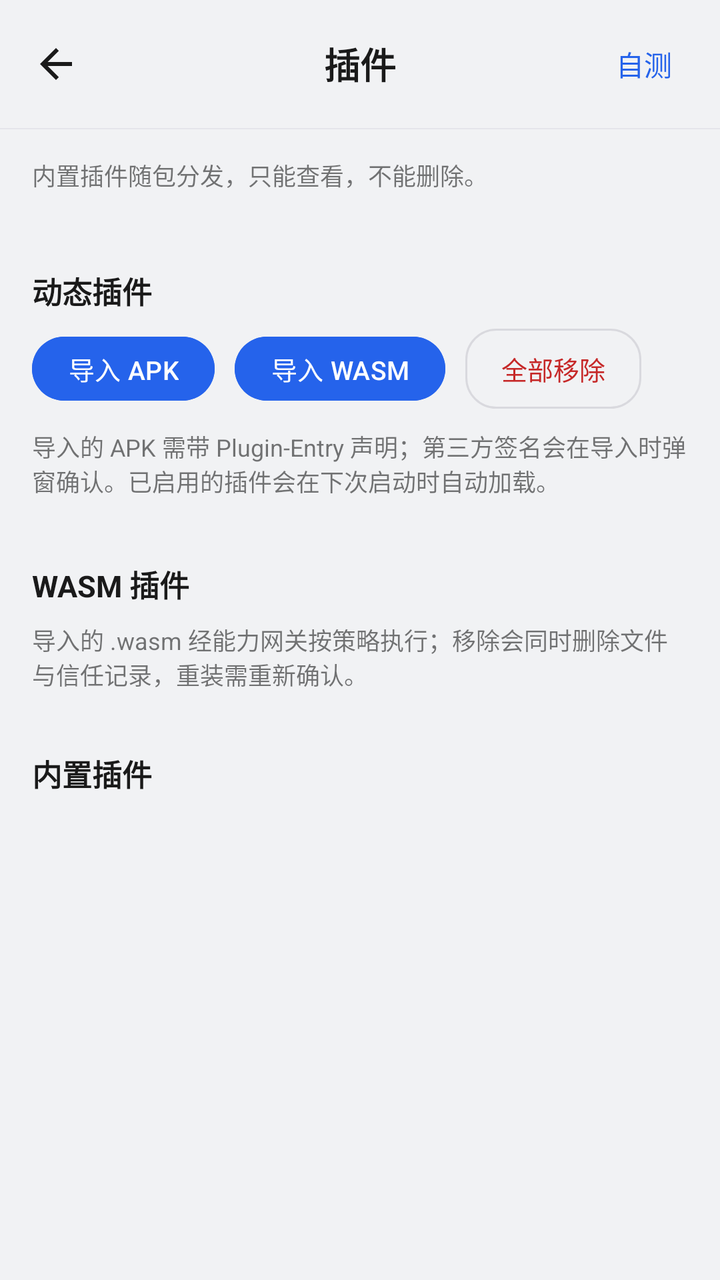
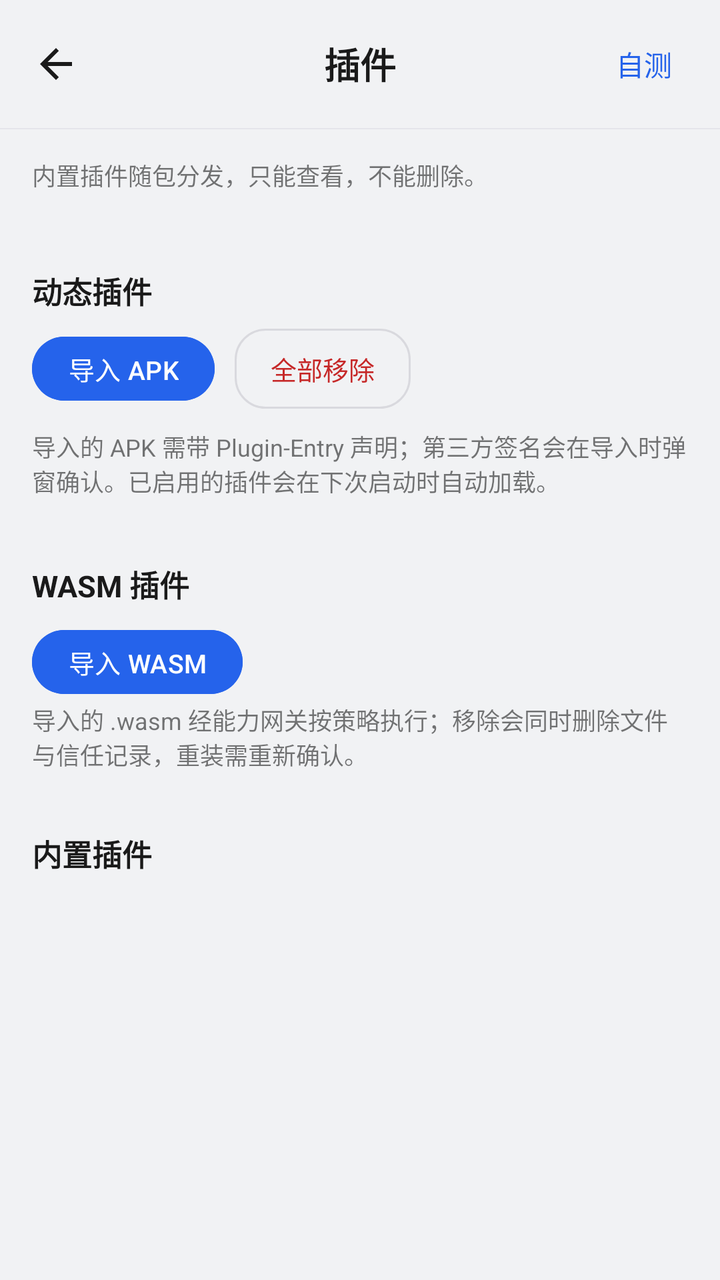

Compare the two renders of this Android layout. The source of the first and the diff that turns it into the second are given below.
<!-- AndroidManifest.xml: application theme Theme.NyralLite -->
<!-- res/layout/activity_plugins.xml -->
<?xml version="1.0" encoding="utf-8"?>
<LinearLayout xmlns:android="http://schemas.android.com/apk/res/android"
    xmlns:app="http://schemas.android.com/apk/res-auto"
    android:id="@+id/root"
    android:layout_width="match_parent"
    android:layout_height="match_parent"
    android:orientation="vertical"
    android:background="@color/bg">

    
    <FrameLayout
        android:layout_width="match_parent"
        android:layout_height="?attr/actionBarSize"
        android:background="@color/bg">

        <ImageView
            android:id="@+id/btn_back"
            android:layout_width="40dp"
            android:layout_height="40dp"
            android:layout_gravity="start|center_vertical"
            android:layout_marginStart="8dp"
            android:padding="8dp"
            android:background="?attr/selectableItemBackgroundBorderless"
            android:contentDescription="@string/back"
            android:src="@drawable/ic_back" />

        <TextView
            android:id="@+id/plugins_title_text"
            android:layout_width="wrap_content"
            android:layout_height="wrap_content"
            android:layout_gravity="center"
            android:text="@string/plugins_title"
            android:textColor="@color/ai_text"
            android:textSize="18sp"
            android:textStyle="bold" />

        <TextView
            android:id="@+id/btn_tool_test"
            android:layout_width="wrap_content"
            android:layout_height="40dp"
            android:layout_gravity="end|center_vertical"
            android:layout_marginEnd="12dp"
            android:background="?attr/selectableItemBackground"
            android:gravity="center"
            android:paddingHorizontal="12dp"
            android:text="@string/tool_test_entry"
            android:textColor="@color/brand"
            android:textSize="14sp" />
    </FrameLayout>

    <View
        android:layout_width="match_parent"
        android:layout_height="0.5dp"
        android:background="@color/divider" />

    <ScrollView
        android:layout_width="match_parent"
        android:layout_height="0dp"
        android:layout_weight="1"
        android:fillViewport="true">

        <LinearLayout
            android:layout_width="match_parent"
            android:layout_height="wrap_content"
            android:orientation="vertical"
            android:paddingStart="16dp"
            android:paddingTop="14dp"
            android:paddingEnd="16dp"
            android:paddingBottom="28dp">

            <TextView
                android:layout_width="match_parent"
                android:layout_height="wrap_content"
                android:layout_marginBottom="16dp"
                android:alpha="0.6"
                android:text="@string/plugins_hint"
                android:textColor="@color/ai_text"
                android:textSize="12sp" />

            
            <TextView
                android:layout_width="wrap_content"
                android:layout_height="wrap_content"
                android:layout_marginTop="22dp"
                android:layout_marginBottom="8dp"
                android:text="@string/plugins_section_dynamic"
                android:textColor="@color/ai_text"
                android:textSize="15sp"
                android:textStyle="bold" />

            <LinearLayout
                android:layout_width="match_parent"
                android:layout_height="wrap_content"
                android:gravity="center_vertical"
                android:orientation="horizontal">

                <Button
                    android:id="@+id/btn_import_apk"
                    android:layout_width="wrap_content"
                    android:layout_height="40dp"
                    android:minWidth="0dp"
                    app:cornerRadius="20dp"
                    android:paddingHorizontal="18dp"
                    android:text="导入 APK"
                    android:textColor="@color/user_text"
                    android:textSize="13sp"
                    android:backgroundTint="@color/brand" />

                <Button
                    android:id="@+id/btn_import_wasm"
                    android:layout_width="wrap_content"
                    android:layout_height="40dp"
                    android:layout_marginStart="10dp"
                    android:minWidth="0dp"
                    app:cornerRadius="20dp"
                    android:paddingHorizontal="18dp"
                    android:text="导入 WASM"
                    android:textColor="@color/user_text"
                    android:textSize="13sp"
                    android:backgroundTint="@color/brand" />

                <TextView
                    android:id="@+id/btn_unload_all"
                    android:layout_width="wrap_content"
                    android:layout_height="40dp"
                    android:layout_marginStart="10dp"
                    android:background="@drawable/bg_bar_item"
                    android:gravity="center"
                    android:paddingHorizontal="18dp"
                    android:text="全部移除"
                    android:textColor="@color/tool_fail"
                    android:textSize="13sp" />
            </LinearLayout>

            <TextView
                android:id="@+id/dex_plugin_status"
                android:layout_width="match_parent"
                android:layout_height="wrap_content"
                android:layout_marginTop="10dp"
                android:layout_marginBottom="10dp"
                android:alpha="0.6"
                android:text="@string/plugins_dex_hint"
                android:textColor="@color/ai_text"
                android:textSize="12sp" />

            <LinearLayout
                android:id="@+id/external_plugin_list"
                android:layout_width="match_parent"
                android:layout_height="wrap_content"
                android:orientation="vertical" />

            
            <TextView
                android:layout_width="wrap_content"
                android:layout_height="wrap_content"
                android:layout_marginTop="22dp"
                android:layout_marginBottom="8dp"
                android:text="@string/plugins_section_wasm"
                android:textColor="@color/ai_text"
                android:textSize="15sp"
                android:textStyle="bold" />

            <TextView
                android:layout_width="match_parent"
                android:layout_height="wrap_content"
                android:layout_marginBottom="8dp"
                android:alpha="0.6"
                android:text="@string/plugins_wasm_hint"
                android:textColor="@color/ai_text"
                android:textSize="12sp" />

            <LinearLayout
                android:id="@+id/wasm_plugin_list"
                android:layout_width="match_parent"
                android:layout_height="wrap_content"
                android:orientation="vertical" />

            
            <TextView
                android:layout_width="wrap_content"
                android:layout_height="wrap_content"
                android:layout_marginTop="22dp"
                android:layout_marginBottom="8dp"
                android:text="@string/plugins_section_builtin"
                android:textColor="@color/ai_text"
                android:textSize="15sp"
                android:textStyle="bold" />

            <LinearLayout
                android:id="@+id/plugin_list"
                android:layout_width="match_parent"
                android:layout_height="wrap_content"
                android:orientation="vertical" />
        </LinearLayout>
    </ScrollView>
</LinearLayout>
<!-- resources referenced by this layout -->
<resources>
  <color name="ai_text">#1A1A1A</color>
  <color name="bg">#F1F2F4</color>
  <color name="brand">#2563EB</color>
  <color name="divider">#E5E5EA</color>
  <color name="tool_fail">#C62828</color>
  <color name="user_text">#FFFFFF</color>
  <!-- drawable bg_bar_item (drawable) -->
  <?xml version="1.0" encoding="utf-8"?>
  <ripple xmlns:android="http://schemas.android.com/apk/res/android"
      android:color="?android:attr/colorControlHighlight">
      <item>
          <shape android:shape="rectangle">
              <corners android:radius="15dp" />
              <stroke
                  android:width="1dp"
                  android:color="@color/bar_outline" />
              <solid android:color="@android:color/transparent" />
          </shape>
      </item>
  </ripple>
  <!-- drawable ic_back (drawable) -->
  <?xml version="1.0" encoding="utf-8"?>
  <vector xmlns:android="http://schemas.android.com/apk/res/android"
      android:width="24dp"
      android:height="24dp"
      android:viewportWidth="24"
      android:viewportHeight="24">
      <path
          android:fillColor="#1A1A1A"
          android:pathData="M20,11H7.83l5.59,-5.59L12,4l-8,8 8,8 1.41,-1.41L7.83,13H20v-2z" />
  </vector>
  <string name="back">返回</string>
  <string name="plugins_dex_hint">导入的 APK 需带 Plugin-Entry 声明；第三方签名会在导入时弹窗确认。已启用的插件会在下次启动时自动加载。</string>
  <string name="plugins_hint">内置插件随包分发，只能查看，不能删除。</string>
  <string name="plugins_section_builtin">内置插件</string>
  <string name="plugins_section_dynamic">动态插件</string>
  <string name="plugins_section_wasm">WASM 插件</string>
  <string name="plugins_title">插件</string>
  <string name="plugins_wasm_hint">导入的 .wasm 经能力网关按策略执行；移除会同时删除文件与信任记录，重装需重新确认。</string>
  <string name="tool_test_entry">自测</string>
  <style name="Theme.NyralLite" parent="Theme.Material3.Light.NoActionBar">
          <item name="colorPrimary">@color/brand</item>
          <item name="android:windowBackground">@color/bg</item>
          <item name="android:statusBarColor">@color/bg</item>
          <item name="android:windowLightStatusBar">true</item>
          
          <item name="materialAlertDialogTheme">@style/ThemeOverlay.NyralLite.Dialog</item>
      </style>
  <color name="bar_outline">#D9D9DE</color>
  <style name="ThemeOverlay.NyralLite.Dialog" parent="ThemeOverlay.Material3.MaterialAlertDialog">
          <item name="colorPrimary">@color/brand</item>
          <item name="colorSecondary">@color/brand</item>
          <item name="colorSurface">@color/bg</item>
          <item name="colorSurfaceContainerHigh">@color/bg</item>
          <item name="colorOnSurface">@color/ai_text</item>
          
          <item name="elevationOverlayEnabled">false</item>
          <item name="shapeAppearanceOverlay">@style/ShapeAppearance.NyralLite.Dialog</item>
      </style>
  <style name="ShapeAppearance.NyralLite.Dialog" parent="">
          <item name="cornerFamily">rounded</item>
          <item name="cornerSize">20dp</item>
      </style>
</resources>

<!-- the commit's change to res/layout/activity_plugins.xml (unified diff, before → after) -->
@@ -79,6 +79,7 @@
 
             
             <TextView
+                android:id="@+id/dynamic_header"
                 android:layout_width="wrap_content"
                 android:layout_height="wrap_content"
                 android:layout_marginTop="22dp"
@@ -102,19 +103,6 @@
                     app:cornerRadius="20dp"
                     android:paddingHorizontal="18dp"
                     android:text="导入 APK"
-                    android:textColor="@color/user_text"
-                    android:textSize="13sp"
-                    android:backgroundTint="@color/brand" />
-
-                <Button
-                    android:id="@+id/btn_import_wasm"
-                    android:layout_width="wrap_content"
-                    android:layout_height="40dp"
-                    android:layout_marginStart="10dp"
-                    android:minWidth="0dp"
-                    app:cornerRadius="20dp"
-                    android:paddingHorizontal="18dp"
-                    android:text="导入 WASM"
                     android:textColor="@color/user_text"
                     android:textSize="13sp"
                     android:backgroundTint="@color/brand" />
@@ -160,6 +148,18 @@
                 android:textSize="15sp"
                 android:textStyle="bold" />
 
+            <Button
+                android:id="@+id/btn_import_wasm"
+                android:layout_width="wrap_content"
+                android:layout_height="40dp"
+                android:minWidth="0dp"
+                app:cornerRadius="20dp"
+                android:paddingHorizontal="18dp"
+                android:text="导入 WASM"
+                android:textColor="@color/user_text"
+                android:textSize="13sp"
+                android:backgroundTint="@color/brand" />
+
             <TextView
                 android:layout_width="match_parent"
                 android:layout_height="wrap_content"
